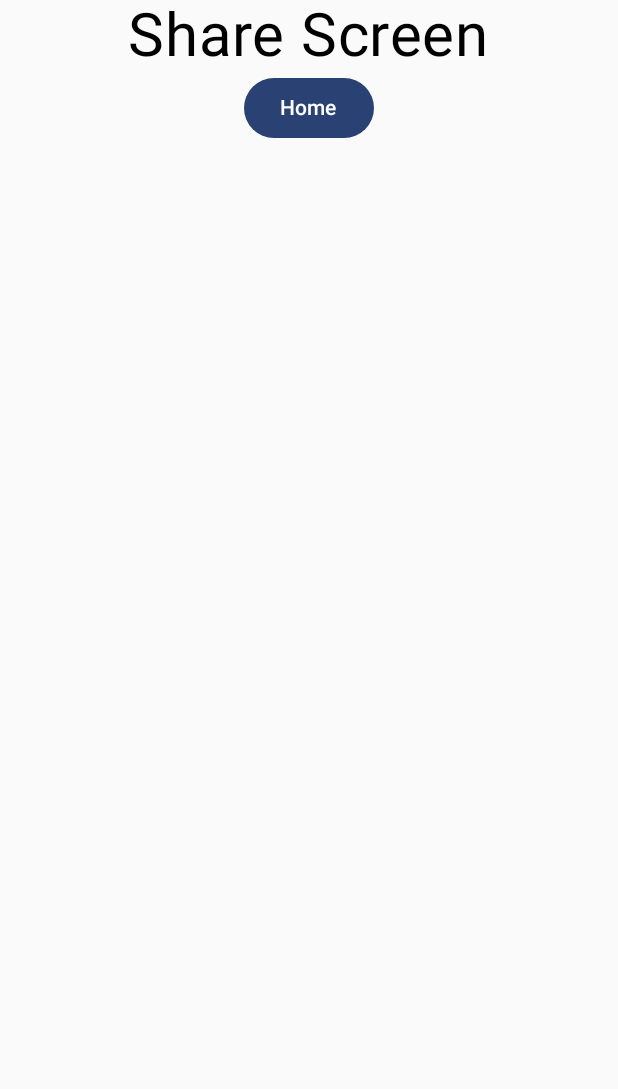
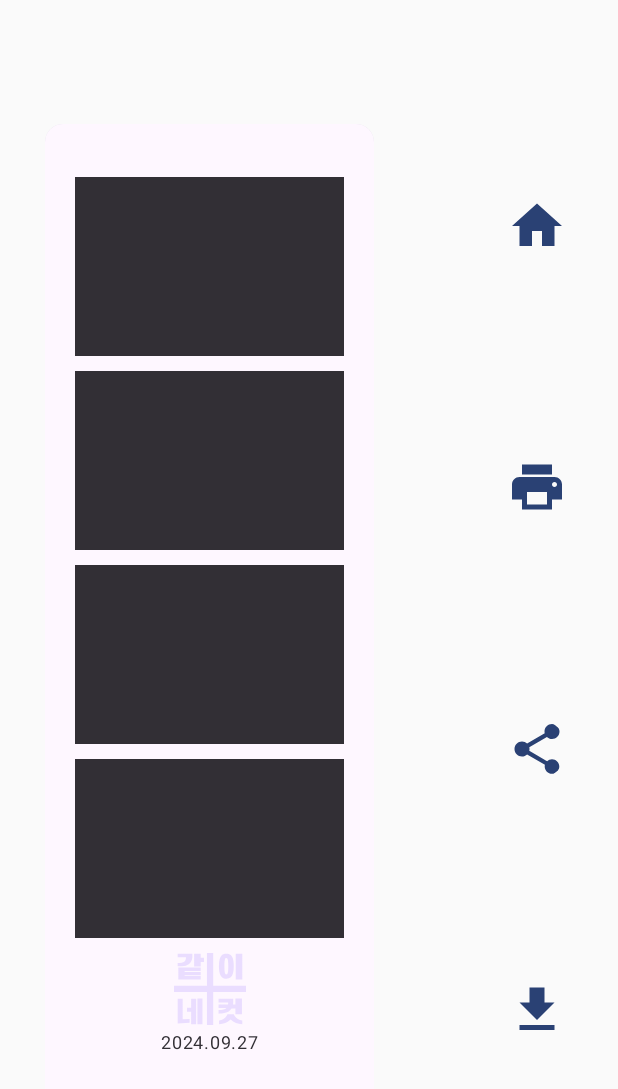
Before and after one commit to FoKE-Developers/FourCutTogether, an Android app built with Jetpack Compose: the ShareScreen screen opened through its navigation route, on a phone screen of 412 x 824 dp. Shown: the top 1089 px of the screen. Run offline under Robolectric (Android 15) with nearby library versions, the light colour scheme and no system bars; our stand-ins replace Dagger/Hilt's generated code, constraintlayout-compose; 1 statement that could not run was skipped.

Commit message:
add ShareScreen [#31]

```diff
--- a/presenter/src/main/java/com/foke/together/presenter/screen/ShareScreen.kt
+++ b/presenter/src/main/java/com/foke/together/presenter/screen/ShareScreen.kt
@@ -3,27 +3,143 @@ package com.foke.together.presenter.screen
 import androidx.compose.foundation.layout.Column
 import androidx.compose.foundation.layout.fillMaxSize
 import androidx.compose.foundation.layout.fillMaxWidth
+import androidx.compose.foundation.layout.size
+import androidx.compose.material.icons.Icons
+import androidx.compose.material.icons.filled.Download
+import androidx.compose.material.icons.filled.Home
+import androidx.compose.material.icons.filled.Print
+import androidx.compose.material.icons.filled.Settings
+import androidx.compose.material.icons.filled.Share
 import androidx.compose.material3.Button
+import androidx.compose.material3.Card
+import androidx.compose.material3.Icon
+import androidx.compose.material3.IconButton
 import androidx.compose.material3.MaterialTheme
 import androidx.compose.material3.Surface
 import androidx.compose.material3.Text
+import androidx.compose.material3.lightColorScheme
 import androidx.compose.runtime.Composable
 import androidx.compose.ui.Alignment
 import androidx.compose.ui.Modifier
 import androidx.compose.ui.tooling.preview.Preview
+import androidx.compose.ui.unit.dp
 import androidx.compose.ui.unit.sp
+import androidx.constraintlayout.compose.ChainStyle
+import androidx.constraintlayout.compose.ConstraintLayout
+import androidx.constraintlayout.compose.Dimension
+import com.foke.together.presenter.frame.FourCutFrame
 import com.foke.together.presenter.ui.theme.FourCutTogetherTheme
+import com.foke.together.presenter.ui.theme.mediumContrastLightColorScheme
 
 @Composable
 fun ShareScreen(
     popBackStack: () -> Unit
 ) {
-    Column (
-        modifier = Modifier.fillMaxWidth(),
-        horizontalAlignment = Alignment.CenterHorizontally) {
-        Text("Share Screen", fontSize = 40.sp)
-        Button(onClick = { popBackStack }){
-            Text("Home")
+    ConstraintLayout(
+        modifier = Modifier.fillMaxSize()
+    ) {
+        val (finalPic, printButton, shareButton, downloadButton, homeButton ) = createRefs()
+        // viewmodel과 합쳐야함 frameType
+        val topGuideLine = createGuidelineFromTop(0.1f)
+        val bottomGuideLine = createGuidelineFromBottom(0.1f)
+        val startGuideLine = createGuidelineFromStart(0.2f)
+        val endGuideLine = createGuidelineFromEnd(0.2f)
+
+        val frameBarrier = createEndBarrier(finalPic)
+
+        createVerticalChain(
+            homeButton, printButton, shareButton, downloadButton,
+            chainStyle = ChainStyle.Spread
+        )
+
+        val frameType = 0
+        when(frameType){
+            0 -> {
+                Card(
+                    modifier = Modifier
+                        .constrainAs(finalPic){
+                            top.linkTo(topGuideLine)
+                            bottom.linkTo(bottomGuideLine)
+                            start.linkTo(parent.start, margin = 30.dp)
+                            width = Dimension.wrapContent
+                            height = Dimension.fillToConstraints
+                        }
+                ){
+                    FourCutFrame(
+                        designColorScheme = mediumContrastLightColorScheme,
+                    )
+                }
+            }
+        }
+        IconButton(
+            onClick = { popBackStack() },
+            modifier = Modifier.constrainAs(homeButton) {
+                top.linkTo(topGuideLine)
+                end.linkTo(parent.end, margin = 30.dp)
+                bottom.linkTo(printButton.top)
+                height = Dimension.wrapContent
+                width = Dimension.wrapContent
+            },
+        ) {
+            Icon(
+                modifier = Modifier.size(120.dp),
+                imageVector = Icons.Filled.Home,
+                contentDescription = "Home",
+                tint = MaterialTheme.colorScheme.primary
+            )
+        }
+        IconButton(
+            onClick = {  },
+            modifier = Modifier.constrainAs(printButton) {
+                top.linkTo(homeButton.bottom)
+                end.linkTo(parent.end, margin = 30.dp)
+                bottom.linkTo(shareButton.top)
+                height = Dimension.wrapContent
+                width = Dimension.wrapContent
+            },
+        ) {
+            Icon(
+                modifier = Modifier.size(120.dp),
+                imageVector = Icons.Filled.Print,
+                contentDescription = "Print",
+                tint = MaterialTheme.colorScheme.primary
+            )
+        }
+
+        IconButton(
+            onClick = {  },
+            modifier = Modifier.constrainAs(shareButton) {
+                top.linkTo(printButton.bottom)
+                end.linkTo(parent.end, margin = 30.dp)
+                bottom.linkTo(downloadButton.top)
+                height = Dimension.wrapContent
+                width = Dimension.wrapContent
+            },
+        ) {
+            Icon(
+                modifier = Modifier.size(120.dp),
+                imageVector = Icons.Filled.Share,
+                contentDescription = "Share",
+                tint = MaterialTheme.colorScheme.primary
+            )
+        }
+
+        IconButton(
+            onClick = {  },
+            modifier = Modifier.constrainAs(downloadButton) {
+                top.linkTo(shareButton.bottom)
+                end.linkTo(parent.end, margin = 30.dp)
+                bottom.linkTo(parent.bottom)
+                height = Dimension.wrapContent
+                width = Dimension.wrapContent
+            },
+        ) {
+            Icon(
+                modifier = Modifier.size(120.dp),
+                imageVector = Icons.Filled.Download,
+                contentDescription = "Download",
+                tint = MaterialTheme.colorScheme.primary
+            )
         }
     }
 }
```
